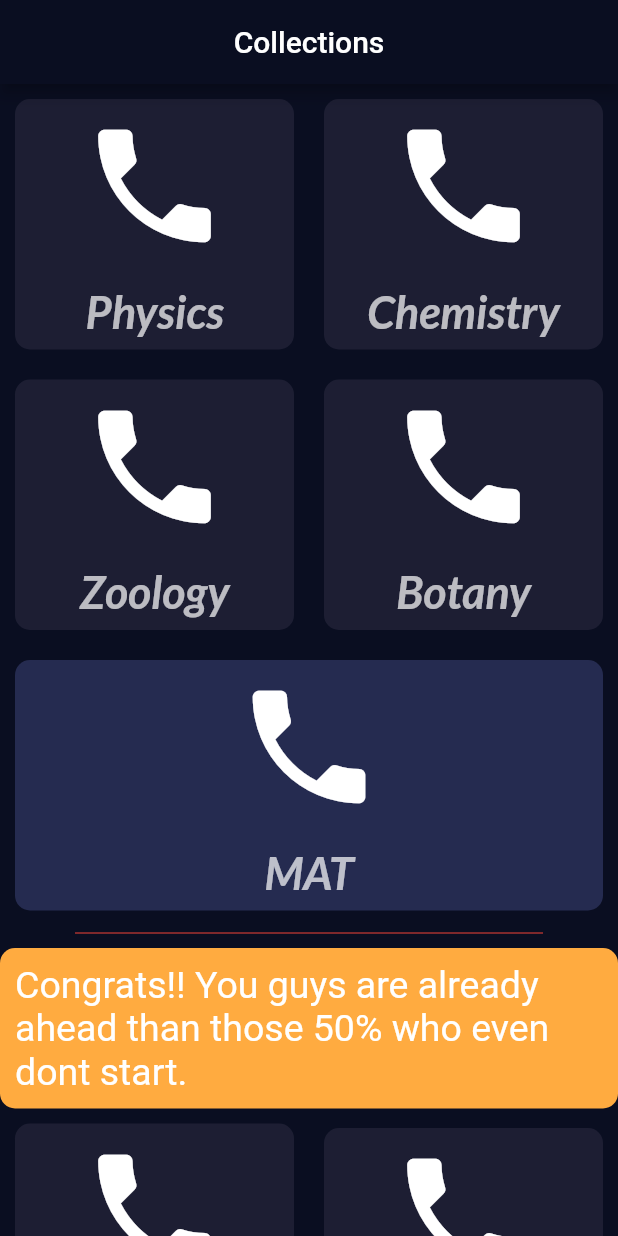
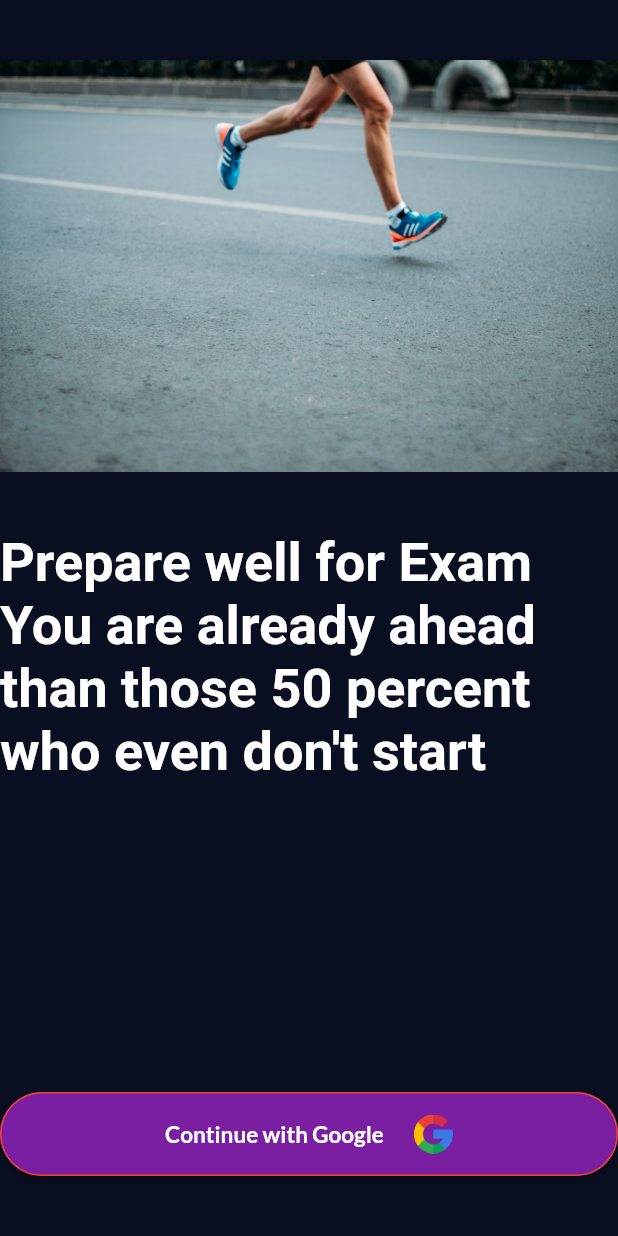
Before and after one commit to johnsudhir/medical_tayari, a Flutter app: the screen it shows after launch, on a phone screen of 412 x 824 dp. Run offline on Flutter 3.47's test engine with Material 2 defaults, Android fonts, the phone set to English and light mode, and no system bars; our stand-ins replace cloud_firestore, firebase_auth, firebase_core, google_fonts, google_sign_in; accounts and stored records are empty; Roboto replaces fonts that are missing (Federo, Ubuntu).

Commit message:
google auth added

```diff
--- /dev/null
+++ b/lib/logIn/LogInPage.dart
@@ -0,0 +1,82 @@
+import 'package:flutter/material.dart';
+import 'package:google_fonts/google_fonts.dart';
+import 'package:medical_tayari/logIn/auth.dart';
+
+
+class LogInPage extends StatefulWidget {
+  const LogInPage({Key? key}) : super(key: key);
+  static const String logIn = "LogInPage";
+  @override
+  _LogInPageState createState() => _LogInPageState();
+}
+
+class _LogInPageState extends State<LogInPage> {
+  @override
+  Widget build(BuildContext context) {
+    return Scaffold(
+      body: Center(
+        child: Column(
+          children: [
+            Expanded(child: Container(
+              decoration: BoxDecoration(
+                image: DecorationImage(
+                  image: AssetImage('images/motivational.jpg')
+                )
+              ),
+            )),
+            Expanded(
+              child: Text(
+                  'Prepare well for Exam\nYou are already ahead than those 50 percent who even don\'t start',
+                style: GoogleFonts.federo(
+                  fontSize: 36.0,
+                  fontWeight: FontWeight.bold,
+                ),
+              ),
+            ),
+            Padding(
+              padding: const EdgeInsets.only(top: 20.0, bottom: 40.0),
+
+              child: ElevatedButton(onPressed: (){
+                signInWithGoogle(context);
+              },
+                style: ButtonStyle(
+                  backgroundColor: MaterialStateProperty.all(Colors.purple[700]),
+                  shape: MaterialStateProperty.all<RoundedRectangleBorder>(
+                      RoundedRectangleBorder(
+                          borderRadius: BorderRadius.circular(30.0),
+                          side: BorderSide(color: Colors.red)
+                      ),
+                  ),
+                  padding: MaterialStateProperty.all(EdgeInsets.only(
+                    top: 15,
+                    bottom: 15
+                  ))
+                ),
+
+                  child: Row(
+                    mainAxisAlignment: MainAxisAlignment.center,
+                    children: [
+                      Text(
+                        'Continue with Google',
+                        style: GoogleFonts.lato(
+                          fontSize: 15.0,
+                          fontWeight: FontWeight.bold,
+
+                        ),
+                      ),
+                      Padding(padding: EdgeInsets.only(right: 20)),
+                      Image.asset(
+                        'images/google.png',
+                        height: 26,
+                      )
+                    ],
+                  ),
+                ),
+              ),
+
+          ],
+        ),
+      ),
+    );
+  }
+}
--- a/pubspec.yaml
+++ b/pubspec.yaml
@@ -31,6 +31,8 @@ dependencies:
   google_fonts: ^2.1.0
   firebase_auth: ^3.0.1
   google_sign_in: ^5.0.5
+  firebase_core: ^1.4.0
+  cloud_firestore: ^2.4.0
 dev_dependencies:
   flutter_test:
     sdk: flutter
```
Also changed, not shown: lib/logIn/auth.dart (added, +61 -0 lines), lib/main.dart (+9 -4 lines), images/google.png (added), pubspec.lock, 1 other file.
